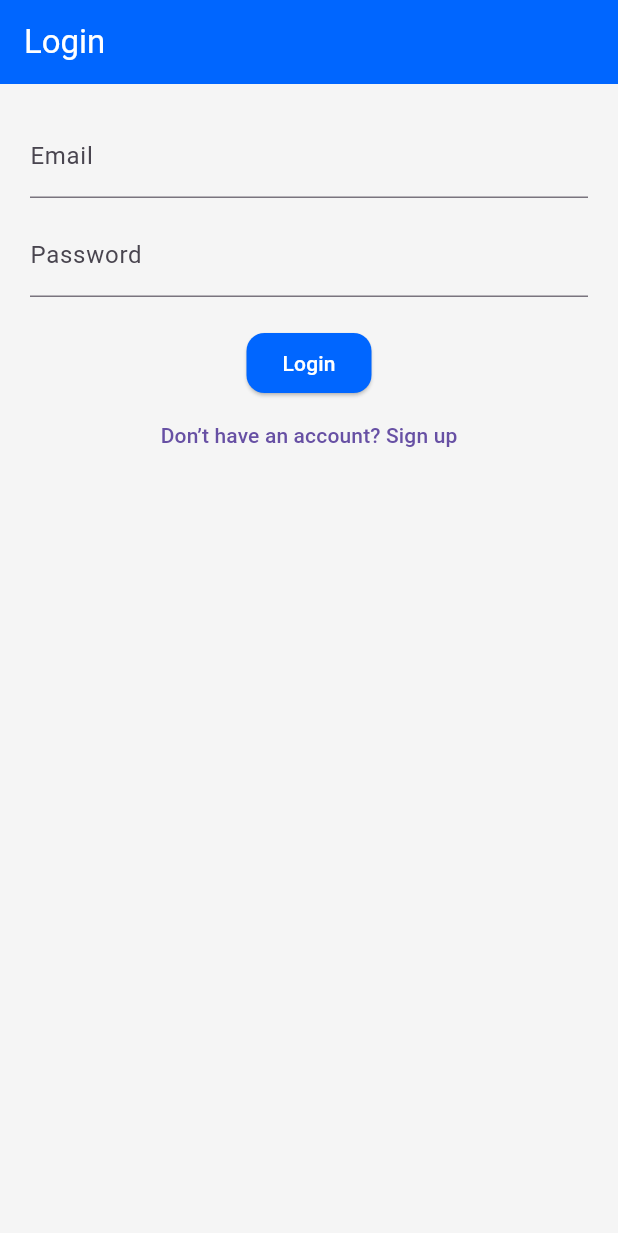
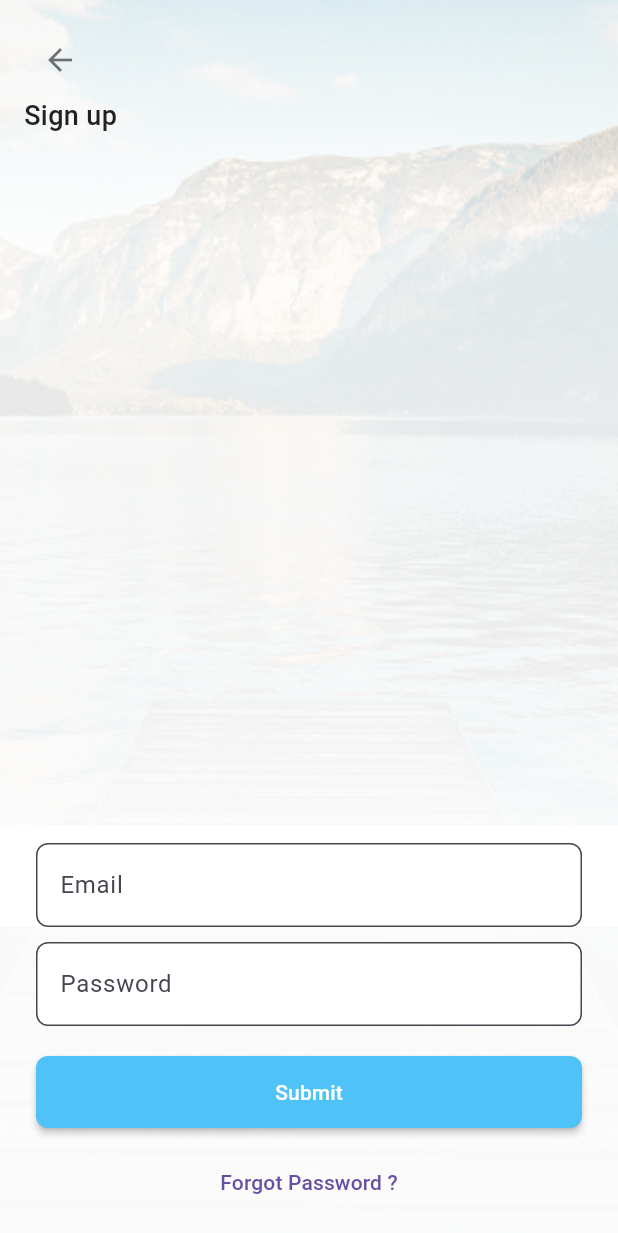
Before and after one commit to wisamahmed851/travique, a Flutter app: the screen it shows after launch, on a phone screen of 412 x 824 dp. Shown: the top 1233 px of the screen. Run offline on Flutter 3.47's test engine with Material 3 defaults, Android fonts, the light colour scheme and no system bars; our stand-ins replace get.

Commit message:
login screen ui

```diff
--- a/lib/features/auth/presentation/pages/login_screen.dart
+++ b/lib/features/auth/presentation/pages/login_screen.dart
@@ -1,43 +1,162 @@
 import 'package:flutter/material.dart';
 import 'package:get/get.dart';
 import 'package:travique/features/auth/presentation/controllers/auth_controller.dart';
-import 'package:travique/routes/app_routes.dart';
 
 class LoginScreen extends StatelessWidget {
   final AuthController controller = Get.find();
 
   @override
   Widget build(BuildContext context) {
+    final size = MediaQuery.of(
+      context,
+    ).size; // Get screen size for responsiveness
+
     return Scaffold(
-      appBar: AppBar(title: const Text('Login')),
-      body: Padding(
-        padding: const EdgeInsets.all(20),
+      resizeToAvoidBottomInset: true,
+      body: Stack(
+        fit: StackFit.expand,
+        children: [
+          // Background image
+          Image.asset('assets/images/login_bg.png', fit: BoxFit.cover),
+
+          // White gradient overlay
+          Positioned(
+            top: 0,
+            bottom: size.height * 0.25,
+            left: 0,
+            right: 0,
+            child: Container(
+              decoration: BoxDecoration(
+                gradient: LinearGradient(
+                  begin: Alignment.topCenter,
+                  end: Alignment.bottomCenter,
+                  colors: [
+                    Colors.white.withOpacity(0.0),
+                    Colors.white.withOpacity(0.75),
+                    Colors.white.withOpacity(0.8),
+                    Colors.white.withOpacity(0.85),
+                    Colors.white,
+                  ],
+                ),
+              ),
+            ),
+          ),
+          // Foreground content (Login form at bottom)
+          Align(
+            alignment: Alignment.bottomCenter,
+            child: Container(
+              width: double.infinity,
+              padding: const EdgeInsets.symmetric(horizontal: 24, vertical: 12),
+              decoration: BoxDecoration(
+                color: Colors.white.withOpacity(0.95),
+                // borderRadius: const BorderRadius.only(
+                //   topLeft: Radius.circular(16),
+                //   topRight: Radius.circular(16),
+                // ),
+                // boxShadow: [
+                //   BoxShadow(
+                //     color: Colors.black12,
+                //     blurRadius: 8,
+                //     offset: const Offset(0, -2),
+                //   ),
+                // ],
+              ),
+              child: SafeArea(
                 child: Column(
+                  mainAxisSize:
+                      MainAxisSize.min, // Space between top and bottom
                   children: [
+                    // Top back button + title
+
+                    // // Bottom login form
+                    // Container(
+                    //   width: double.infinity,
+                    //   padding: const EdgeInsets.all(16),
+                    //   // margin: EdgeInsets.only(bottom: size.height * 0.05), // 5% bottom space
+                    //   decoration: BoxDecoration(
+                    //     color: Colors.white.withOpacity(0.85),
+                    //     borderRadius: BorderRadius.circular(12),
+                    //     boxShadow: [
+                    //       BoxShadow(
+                    //         color: Colors.black12,
+                    //         blurRadius: 8,
+                    //         offset: const Offset(0, 2),
+                    //       ),
+                    //     ],
+                    //   ),
+                    //   child: Column(
+                    //     mainAxisSize: MainAxisSize.min, // Wrap only its content
+                    //     children: [
                     TextField(
-              decoration: const InputDecoration(labelText: 'Email'),
+                      decoration: InputDecoration(
+                        labelText: 'Email',
+                        filled: true,
+                        fillColor: Colors.white,
+                        border: OutlineInputBorder(
+                          borderRadius: BorderRadius.circular(8),
+                        ),
+                      ),
                       controller: controller.emailController,
                     ),
                     const SizedBox(height: 10),
                     TextField(
-              decoration: const InputDecoration(labelText: 'Password'),
+                      decoration: InputDecoration(
+                        labelText: 'Password',
+                        filled: true,
+                        fillColor: Colors.white,
+                        border: OutlineInputBorder(
+                          borderRadius: BorderRadius.circular(8),
+                        ),
+                      ),
                       controller: controller.passwordController,
                       obscureText: true,
                     ),
                     const SizedBox(height: 20),
-            ElevatedButton(
-              onPressed: () {
-                controller.login();
-              },
-              child: const Text('Login'),
+                    SizedBox(
+                      width: double.infinity,
+                      child: ElevatedButton(
+                        style: ElevatedButton.styleFrom(
+                          backgroundColor: Colors.lightBlue[300],
+                          shape: RoundedRectangleBorder(
+                            borderRadius: BorderRadius.circular(8),
                           ),
+                          elevation: 2,
+                          padding: const EdgeInsets.symmetric(vertical: 14),
+                        ),
+                        onPressed: controller.login,
+                        child: const Text('Submit'),
+                      ),
+                    ),
+                    const SizedBox(height: 12),
                     TextButton(
-              onPressed: () => Get.toNamed(Routes.SIGNUP),
-              child: const Text('Don’t have an account? Sign up'),
+                      onPressed: () {},
+                      child: const Text('Forgot Password ?'),
                     ),
                   ],
                 ),
               ),
+            ),
+          ),
+          SafeArea(
+            child: Padding(
+              padding: const EdgeInsets.symmetric(horizontal: 16, vertical: 16),
+              child: Column(
+                crossAxisAlignment: CrossAxisAlignment.start,
+                children: [
+                  IconButton(
+                    onPressed: () => Get.back(),
+                    icon: const Icon(Icons.arrow_back, color: Colors.black54),
+                  ),
+                  const Text(
+                    'Sign up',
+                    style: TextStyle(fontSize: 18, fontWeight: FontWeight.w500),
+                  ),
+                ],
+              ),
+            ),
+          ),
+        ],
+      ),
     );
   }
 }
--- a/pubspec.yaml
+++ b/pubspec.yaml
@@ -52,6 +52,8 @@ dev_dependencies:
 
 # The following section is specific to Flutter packages.
 flutter:
+  assets:
+    - assets/images/
 
   # The following line ensures that the Material Icons font is
   # included with your application, so that you can use the icons in
```
Also changed, not shown: assets/images/login_bg.png (added). Lines whose indentation alone changed are shown as unchanged.
